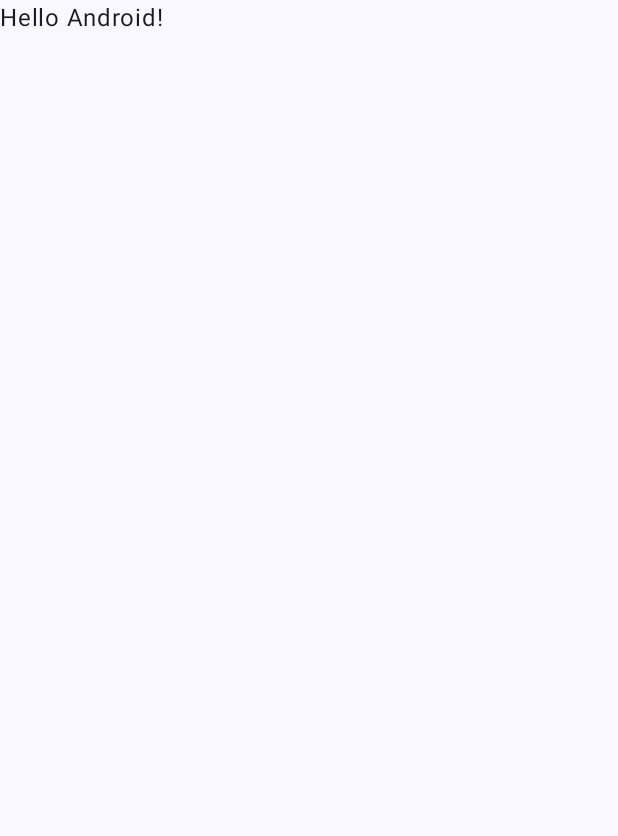
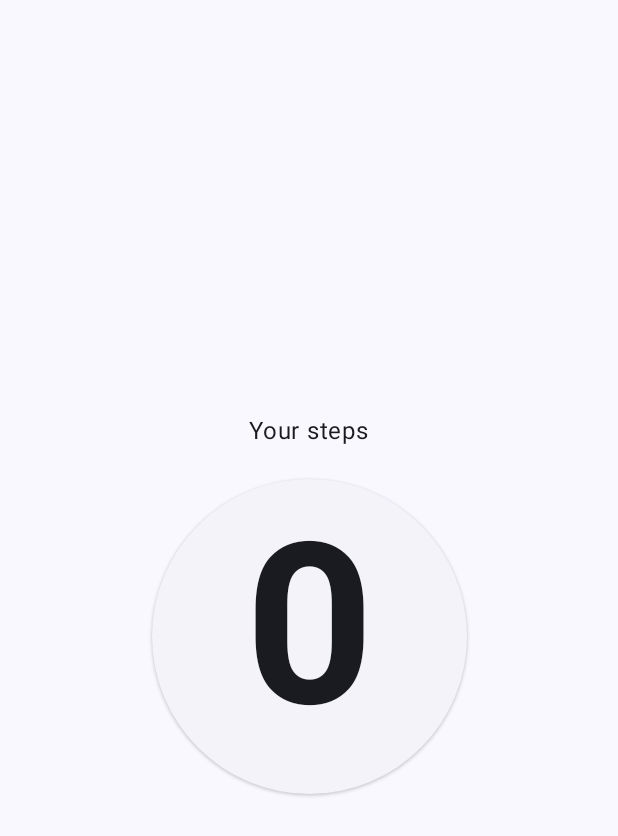
Before and after one commit to ken1000minus7/Steppy, an Android app built with Jetpack Compose: the screen it shows after launch (MainActivity), on a phone screen of 412 x 824 dp. Before the commit the part shown is almost empty. Shown: the top 836 px of the screen. Run offline under Robolectric (Android 15) with nearby library versions, the phone set to English and light mode, and no system bars.

Commit message:
some nab ui, let's try rest stuff

```diff
--- a/app/src/main/AndroidManifest.xml
+++ b/app/src/main/AndroidManifest.xml
@@ -1,6 +1,8 @@
 <?xml version="1.0" encoding="utf-8"?>
 <manifest xmlns:android="http://schemas.android.com/apk/res/android"
     xmlns:tools="http://schemas.android.com/tools">
+
+    <uses-permission android:name="android.permission.ACTIVITY_RECOGNITION" />
 
     <application
         android:allowBackup="true"
--- a/app/src/main/java/com/example/steppy/MainActivity.kt
+++ b/app/src/main/java/com/example/steppy/MainActivity.kt
@@ -1,18 +1,31 @@
 package com.example.steppy
 
+import android.content.Context
+import android.hardware.Sensor
+import android.hardware.SensorEvent
+import android.hardware.SensorEventListener
+import android.hardware.SensorManager
 import android.os.Bundle
+import android.widget.Toast
 import androidx.activity.ComponentActivity
 import androidx.activity.compose.setContent
-import androidx.compose.foundation.layout.fillMaxSize
-import androidx.compose.material3.MaterialTheme
-import androidx.compose.material3.Surface
-import androidx.compose.material3.Text
-import androidx.compose.runtime.Composable
+import androidx.compose.foundation.layout.*
+import androidx.compose.foundation.shape.CircleShape
+import androidx.compose.foundation.shape.RoundedCornerShape
+import androidx.compose.material3.*
+import androidx.compose.runtime.*
+import androidx.compose.ui.Alignment
 import androidx.compose.ui.Modifier
+import androidx.compose.ui.platform.LocalContext
+import androidx.compose.ui.text.font.FontWeight
+import androidx.compose.ui.text.style.TextAlign
 import androidx.compose.ui.tooling.preview.Preview
+import androidx.compose.ui.unit.dp
+import androidx.compose.ui.unit.sp
 import com.example.steppy.ui.theme.SteppyTheme
+import kotlin.math.roundToInt
 
-class MainActivity : ComponentActivity() {
+class MainActivity: ComponentActivity() {
     override fun onCreate(savedInstanceState: Bundle?) {
         super.onCreate(savedInstanceState)
         setContent {
@@ -22,22 +35,67 @@ class MainActivity : ComponentActivity() {
                     modifier = Modifier.fillMaxSize(),
                     color = MaterialTheme.colorScheme.background
                 ) {
-                    Greeting("Android")
+                    SteppyApp()
                 }
             }
         }
     }
 }
 
+@OptIn(ExperimentalMaterial3Api::class)
 @Composable
-fun Greeting(name: String) {
-    Text(text = "Hello $name!")
+fun SteppyApp() {
+    val context = LocalContext.current
+    val sensorManager = context.getSystemService(Context.SENSOR_SERVICE) as? SensorManager
+    val stepSensor = sensorManager?.getDefaultSensor(Sensor.TYPE_STEP_COUNTER)
+
+    var steps by remember {
+        mutableStateOf(0)
+    }
+
+    if(stepSensor == null) {
+        Toast.makeText(context, "No sensor found", Toast.LENGTH_SHORT).show()
+    }
+    else {
+        sensorManager.registerListener(object : SensorEventListener {
+            override fun onSensorChanged(event: SensorEvent?) {
+                steps = event!!.values[0].roundToInt()
+            }
+
+            override fun onAccuracyChanged(p0: Sensor?, p1: Int) {
+                TODO("Not yet implemented")
+            }
+
+        }, stepSensor, SensorManager.SENSOR_DELAY_UI)
+    }
+
+    Column(
+        horizontalAlignment = Alignment.CenterHorizontally,
+        verticalArrangement = Arrangement.Center,
+        modifier = Modifier.fillMaxSize()
+    ) {
+        Text(text = "Your steps")
+        ElevatedCard(
+            shape = CircleShape,
+            modifier = Modifier.size(250.dp)
+                .padding(20.dp)
+        ) {
+            Column(
+                horizontalAlignment = Alignment.CenterHorizontally,
+                verticalArrangement = Arrangement.Center,
+                modifier = Modifier.fillMaxSize()
+                    .padding(10.dp)
+            ) {
+                Text(text = "$steps", modifier = Modifier.fillMaxSize(), fontSize = 150.sp, fontWeight = FontWeight.Bold, textAlign = TextAlign.Center)
+            }
+        }
+    }
 }
 
 @Preview(showBackground = true)
 @Composable
 fun DefaultPreview() {
     SteppyTheme {
-        Greeting("Android")
+        SteppyApp()
     }
 }
```
